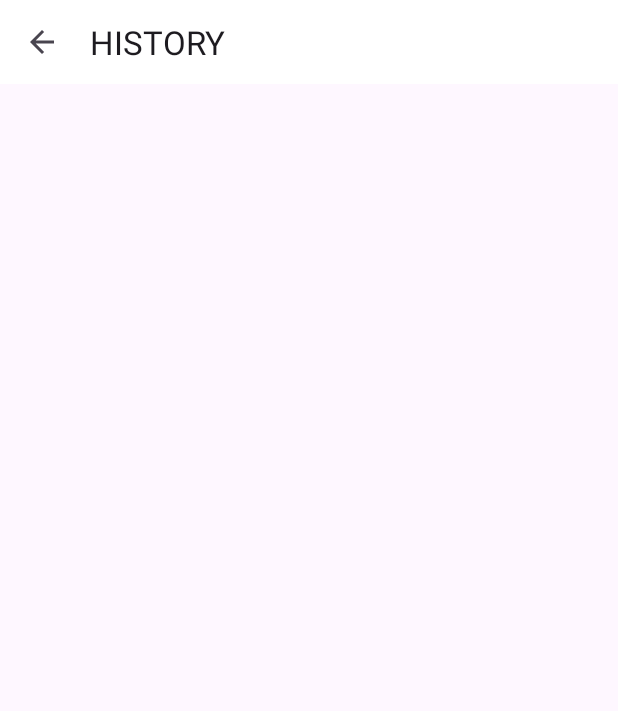
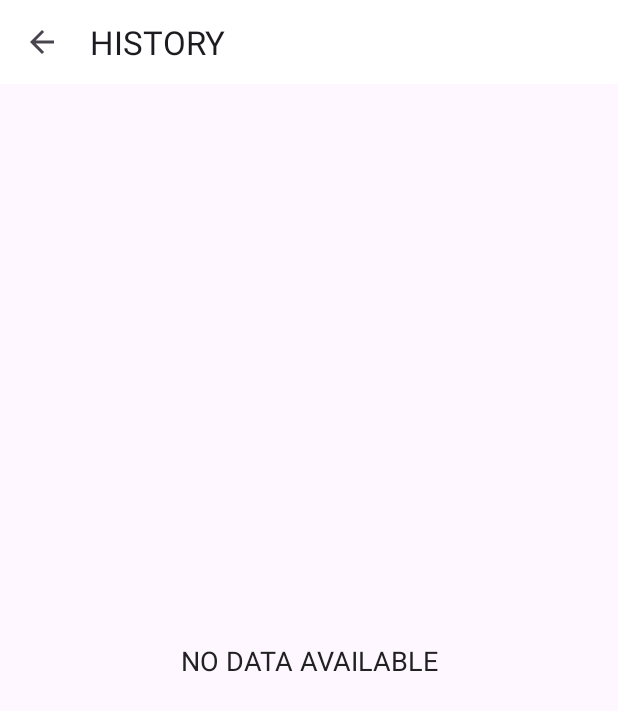
Before and after one commit to hatt3r/7MinWorkout, an Android app: the HistoryActivity screen opened directly, with no data from a screen before it, on a phone screen of 412 x 824 dp. Before the commit the part shown is almost empty. Shown: the top 711 px of the screen. Run offline under Robolectric (Android 15) with nearby library versions, the phone set to English and light mode, and no system bars.

Commit message:
📈 implementing history using roomdb

```diff
--- a/app/src/main/java/com/cessabit/a7minworkoutapplication/HistoryActivity.kt
+++ b/app/src/main/java/com/cessabit/a7minworkoutapplication/HistoryActivity.kt
@@ -3,7 +3,9 @@ package com.cessabit.a7minworkoutapplication
 import androidx.appcompat.app.AppCompatActivity
 import android.os.Bundle
 import android.util.Log
+import android.view.View
 import androidx.lifecycle.lifecycleScope
+import androidx.recyclerview.widget.LinearLayoutManager
 import com.cessabit.a7minworkoutapplication.databinding.ActivityHistoryBinding
 import kotlinx.coroutines.flow.cancellable
 import kotlinx.coroutines.flow.collect
@@ -11,7 +13,7 @@ import kotlinx.coroutines.launch
 
 class HistoryActivity : AppCompatActivity() {
 
-    private var binding: ActivityHistoryBinding? =null
+    private var binding: ActivityHistoryBinding? = null
     override fun onCreate(savedInstanceState: Bundle?) {
 
         binding = ActivityHistoryBinding.inflate(layoutInflater)
@@ -19,8 +21,7 @@ class HistoryActivity : AppCompatActivity() {
         setContentView(binding?.root)
 
         setSupportActionBar(binding?.toolbarHistoryActivity)
-        if(supportActionBar!=null)
-        {
+        if (supportActionBar != null) {
             supportActionBar?.setDisplayHomeAsUpEnabled(true)
             supportActionBar?.title = "HISTORY"
         }
@@ -30,14 +31,29 @@ class HistoryActivity : AppCompatActivity() {
         val dao = (application as WorkOutApp).db.historyDao()
         getAllCompletedDates(dao)
     }
-    private fun getAllCompletedDates(historyDao: HistoryDao)
-    {
+
+    private fun getAllCompletedDates(historyDao: HistoryDao) {
         lifecycleScope.launch {
-            historyDao.fetchAllDates().collect{
-                allCompletedDatesList ->
-                for(i in allCompletedDatesList)
-                {
-                    Log.e("Date: ",""+i.date)
+            historyDao.fetchAllDates().collect { allCompletedDatesList ->
+                if (allCompletedDatesList.isNotEmpty()) {
+                    binding?.tvHistory?.visibility = View.VISIBLE
+                    binding?.rvHistory?.visibility = View.VISIBLE
+                    binding?.tvNoDataAvailable?.visibility = View.INVISIBLE
+
+                    binding?.rvHistory?.layoutManager = LinearLayoutManager(this@HistoryActivity)
+
+                    val dates = ArrayList<String>()
+                    for (date in allCompletedDatesList) {
+                        dates.add(date.date)
+                    }
+                    val historyAdapter = HistoryAdapter(dates)
+
+                    binding?.rvHistory?.adapter = historyAdapter
+
+                } else {
+                    binding?.tvHistory?.visibility = View.GONE
+                    binding?.rvHistory?.visibility = View.GONE
+                    binding?.tvNoDataAvailable?.visibility = View.VISIBLE
                 }
             }
         }
--- a/app/src/main/res/layout/activity_history.xml
+++ b/app/src/main/res/layout/activity_history.xml
@@ -1,5 +1,5 @@
 <?xml version="1.0" encoding="utf-8"?>
-<RelativeLayout xmlns:android="http://schemas.android.com/apk/res/android"
+<androidx.constraintlayout.widget.ConstraintLayout xmlns:android="http://schemas.android.com/apk/res/android"
     xmlns:app="http://schemas.android.com/apk/res-auto"
     xmlns:tools="http://schemas.android.com/tools"
     android:layout_width="match_parent"
@@ -10,6 +10,42 @@
         android:id="@+id/toolbarHistoryActivity"
         android:layout_width="match_parent"
         android:layout_height="?android:attr/actionBarSize"
-        android:background="#FFFFFF"/>
+        android:background="#FFFFFF"
+        app:layout_constraintTop_toTopOf="parent" />
 
-</RelativeLayout>
+    <TextView
+        android:id="@+id/tvHistory"
+        android:layout_width="match_parent"
+        android:layout_height="wrap_content"
+        android:layout_margin="10dp"
+        android:gravity="center"
+        android:text="EXERCISE COMPLETED"
+        android:textSize="18sp"
+        android:visibility="gone"
+        app:layout_constraintTop_toBottomOf="@+id/toolbarHistoryActivity"
+        tools:visibility="visible" />
+
+    <androidx.recyclerview.widget.RecyclerView
+        android:id="@+id/rvHistory"
+        android:layout_width="match_parent"
+        android:layout_height="wrap_content"
+        android:layout_marginTop="5dp"
+        android:visibility="gone"
+        app:layout_constraintTop_toBottomOf="@+id/tvHistory"
+        tools:visibility="visible" />
+
+    <TextView
+        android:id="@+id/tvNoDataAvailable"
+        android:layout_width="match_parent"
+        android:layout_height="wrap_content"
+        android:gravity="center"
+        android:text="NO DATA AVAILABLE"
+        android:textColor="#212121"
+        android:textSize="18sp"
+        android:visibility="gone"
+        app:layout_constraintBottom_toBottomOf="parent"
+        app:layout_constraintTop_toBottomOf="@+id/toolbarHistoryActivity"
+        tools:visibility="visible" />
+
+
+</androidx.constraintlayout.widget.ConstraintLayout>
```
Also changed, not shown: app/src/main/java/com/cessabit/a7minworkoutapplication/HistoryAdapter.kt (added, +44 -0 lines).
